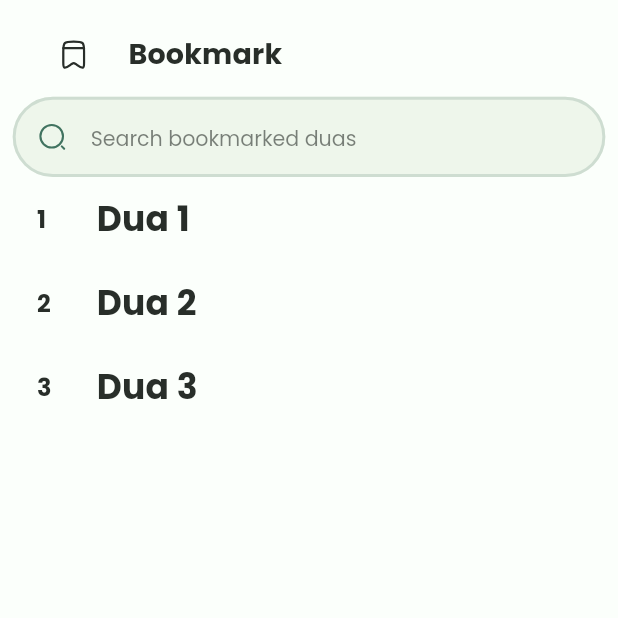
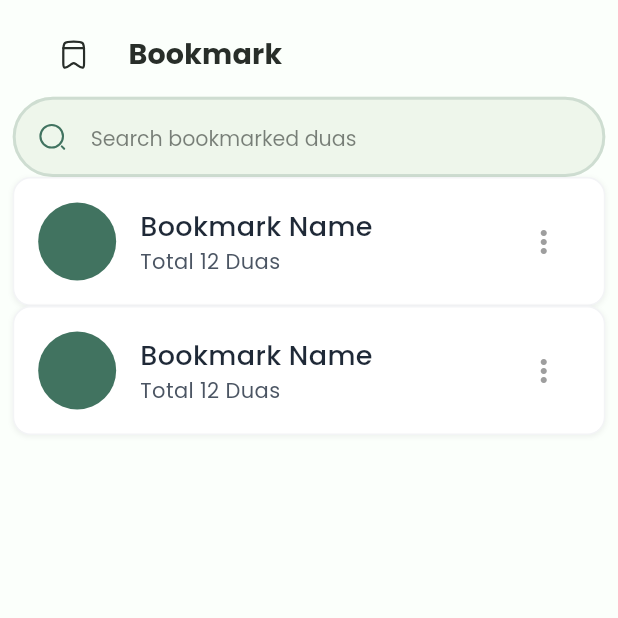
Before and after one commit to ird-mehdi/dua_app, a Flutter app: the BookmarkScreen screen opened directly, on a phone screen of 412 x 824 dp, the top half of it. Run offline on Flutter 3.47's test engine with Material 3 defaults, Android fonts, the phone set to English and light mode, and no system bars; our stand-ins replace equatable, flutter_svg, fpdart, get, get_it, responsive_sizer and 1 more; missing offline and left inert: talker_logger.

Commit message:
Bookmark feature enhancement and UI refactor
- Added showEditBookmarkBottomSheet method in BookmarkPresenter for editing bookmark folders
- Introduced BookmarkItem widget for better UI representation of bookmarks
- Updated BookmarkScreen to utilize BookmarkItem and simplified item count for demonstration
- Implemented OptionsBottomSheet for managing bookmark actions (edit, delete)
- Enhanced code organization and readability by refactoring UI components

```diff
--- a/lib/presentation/bookmark/presenter/bookmark_presenter.dart
+++ b/lib/presentation/bookmark/presenter/bookmark_presenter.dart
@@ -1,5 +1,7 @@
 import 'package:dua/core/base/base_presenter.dart';
 import 'package:dua/core/base/base_ui_state.dart';
+import 'package:dua/presentation/bookmark/ui/edit_bookmark_bottom_sheet.dart';
+import 'package:flutter/material.dart';
 import 'package:get/get.dart';
 
 class BookmarkUiState extends BaseUiState {
@@ -63,4 +65,17 @@ class BookmarkPresenter extends BasePresenter<BookmarkUiState> {
     await toggleLoading(loading: false);
     update();
   }
+
+  Future<void> showEditBookmarkBottomSheet(BuildContext context,
+      {String? folderName, Color? folderColor}) async {
+    await EditBookmarkBottomSheet.show(
+      context: context,
+      folderName: folderName ?? 'Example Folder Name',
+      folderColor: folderColor ?? Colors.blue,
+      onSave: (String name, Color color) {
+        // TODO: Implement save bookmark folder logic
+        update();
+      },
+    );
+  }
 }
--- a/lib/presentation/bookmark/ui/bookmark_screen.dart
+++ b/lib/presentation/bookmark/ui/bookmark_screen.dart
@@ -43,21 +43,11 @@ class BookmarkScreen extends StatelessWidget {
                   }
 
                   return ListView.builder(
-                    itemCount: controller.currentUiState.bookmarkedDuas.length,
+                    itemCount: 2,
                     itemBuilder: (context, index) {
-                      final dua =
-                          controller.currentUiState.bookmarkedDuas[index];
-                      return ListTile(
-                        title: Text(
-                          dua,
-                          style: theme.textTheme.titleMedium,
-                        ),
-                        leading: Text(
-                          '${index + 1}',
-                          style: theme.textTheme.bodyLarge?.copyWith(
-                            fontWeight: FontWeight.bold,
-                          ),
-                        ),
+                      return BookmarkItem(
+                        color: theme.colorScheme.primaryContainer,
+                        iconColor: theme.colorScheme.primary,
                       );
                     },
                   );
@@ -70,3 +60,168 @@ class BookmarkScreen extends StatelessWidget {
     );
   }
 }
+
+class BookmarkItem extends StatelessWidget {
+  final Color color;
+  final Color iconColor;
+  final VoidCallback? onPressed;
+
+  const BookmarkItem({
+    super.key,
+    required this.color,
+    required this.iconColor,
+    this.onPressed,
+  });
+
+  @override
+  Widget build(BuildContext context) {
+    return Container(
+      padding: const EdgeInsets.all(16),
+      decoration: BoxDecoration(
+        color: Colors.white,
+        borderRadius: BorderRadius.circular(12),
+        border: Border.all(
+          color: const Color(0xFFF3F4F6), // border-gray-100
+        ),
+        boxShadow: [
+          BoxShadow(
+            color: Colors.black.withOpacity(0.05),
+            blurRadius: 2,
+            offset: const Offset(0, 1),
+          ),
+        ],
+      ),
+      child: Row(
+        mainAxisAlignment: MainAxisAlignment.spaceBetween,
+        children: [
+          Row(
+            children: [
+              Container(
+                padding: const EdgeInsets.all(16),
+                decoration: BoxDecoration(
+                  color: color,
+                  shape: BoxShape.circle,
+                ),
+                child: Icon(
+                  Icons.folder,
+                  size: 20,
+                  color: iconColor,
+                ),
+              ),
+              const SizedBox(width: 16),
+              Column(
+                crossAxisAlignment: CrossAxisAlignment.start,
+                children: const [
+                  Text(
+                    'Bookmark Name',
+                    style: TextStyle(
+                      fontSize: 18,
+                      fontWeight: FontWeight.w500,
+                      color: Color(0xFF1F2937), // text-gray-800
+                    ),
+                  ),
+                  Text(
+                    'Total 12 Duas',
+                    style: TextStyle(
+                      fontSize: 14,
+                      color: Color(0xFF4B5563), // text-gray-600
+                    ),
+                  ),
+                ],
+              ),
+            ],
+          ),
+          IconButton(
+            icon: const Icon(
+              Icons.more_vert,
+              color: Colors.grey,
+            ),
+            onPressed: () {
+              showModalBottomSheet(
+                context: context,
+                shape: const RoundedRectangleBorder(
+                  borderRadius: BorderRadius.vertical(top: Radius.circular(20)),
+                ),
+                builder: (context) => const OptionsBottomSheet(),
+              );
+            },
+          ),
+        ],
+      ),
+    );
+  }
+}
+
+class OptionsBottomSheet extends StatelessWidget {
+  const OptionsBottomSheet({super.key});
+
+  @override
+  Widget build(BuildContext context) {
+    final BookmarkPresenter presenter = locate<BookmarkPresenter>();
+    return Container(
+      padding: const EdgeInsets.symmetric(vertical: 20, horizontal: 16),
+      child: Column(
+        mainAxisSize: MainAxisSize.min,
+        children: [
+          OptionItem(
+            icon: Icons.edit,
+            title: 'Edit Bookmark',
+            onTap: () {
+              Navigator.pop(context);
+              presenter.showEditBookmarkBottomSheet(
+                context,
+                folderName: 'Bookmark Name',
+                folderColor: Theme.of(context).colorScheme.primary,
+              );
+            },
+          ),
+          const SizedBox(height: 8),
+          OptionItem(
+            icon: Icons.delete,
+            title: 'Delete',
+            onTap: () {
+              Navigator.pop(context);
+              // Handle delete action
+            },
+          ),
+        ],
+      ),
+    );
+  }
+}
+
+class OptionItem extends StatelessWidget {
+  final IconData icon;
+  final String title;
+  final VoidCallback onTap;
+
+  const OptionItem({
+    super.key,
+    required this.icon,
+    required this.title,
+    required this.onTap,
+  });
+
+  @override
+  Widget build(BuildContext context) {
+    return InkWell(
+      onTap: onTap,
+      child: Padding(
+        padding: const EdgeInsets.symmetric(vertical: 12, horizontal: 8),
+        child: Row(
+          children: [
+            Icon(icon),
+            const SizedBox(width: 12),
+            Text(
+              title,
+              style: const TextStyle(
+                fontSize: 16,
+                fontWeight: FontWeight.w500,
+              ),
+            ),
+          ],
+        ),
+      ),
+    );
+  }
+}
```
Also changed, not shown: lib/presentation/bookmark/ui/edit_bookmark_bottom_sheet.dart (added, +187 -0 lines), 4 other files.
